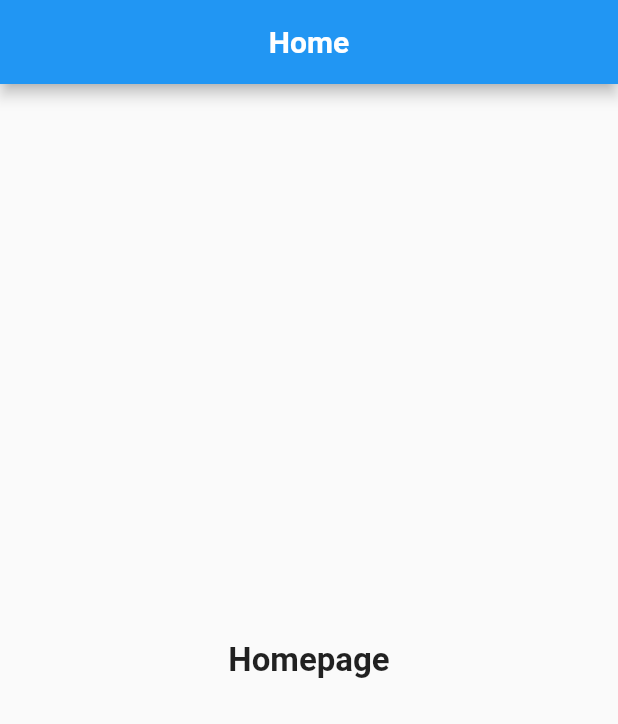
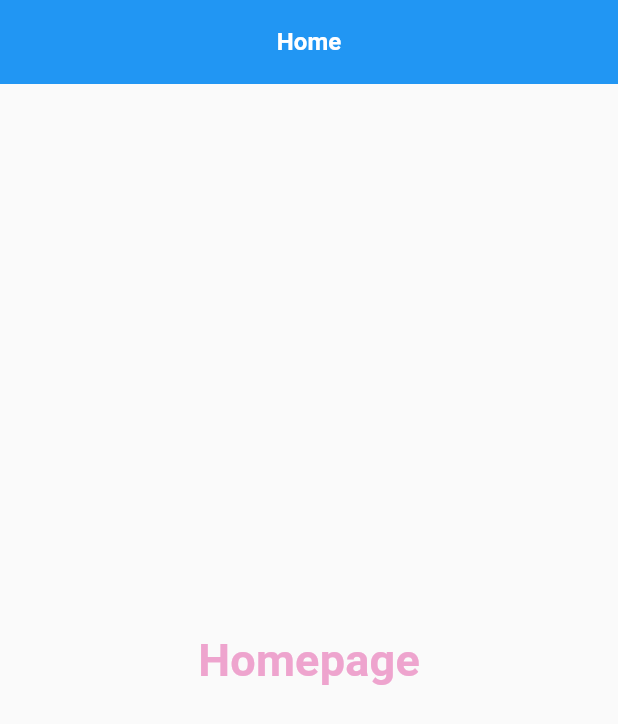
Before and after one commit to ismailSilkron/ojt_irfan, a Flutter app: the screen it shows after launch, on a phone screen of 412 x 824 dp. Shown: the top 724 px of the screen. Run offline on Flutter 3.47's test engine with Material 2 defaults, Android fonts, the phone set to English and light mode, and no system bars.

Commit message:
setup app theme

```diff
--- /dev/null
+++ b/lib/config/theme/app_pallete.dart
@@ -0,0 +1,17 @@
+import 'package:flutter/material.dart';
+
+class AppPallete {
+  static const Color pinkColor = Color(0XFFEEA4CE);
+  static const Color blueColor = Color(0XFF9DCEFF);
+  static const Color backgroundColor = Color.fromRGBO(24, 24, 32, 1);
+  static const Color gradient1 = Color.fromRGBO(187, 63, 221, 1);
+  static const Color gradient2 = Color.fromRGBO(251, 109, 169, 1);
+  static const Color gradient3 = Color.fromRGBO(255, 159, 124, 1);
+  static const Color borderColor = Color.fromRGBO(52, 51, 67, 1);
+  static const Color whiteColor = Colors.white;
+  static const Color grayColor = Colors.grey;
+  static const Color errorColor = Colors.redAccent;
+  static const Color transparentColor = Colors.transparent;
+
+  const AppPallete();
+}
--- /dev/null
+++ b/lib/config/theme/app_theme.dart
@@ -0,0 +1,52 @@
+import 'package:flutter/material.dart';
+import 'package:ojt_irfan/config/theme/app_pallete.dart';
+
+class AppTheme {
+  static ThemeData lightThemeMode(BuildContext context) =>
+      ThemeData.light().copyWith(
+        appBarTheme: _appBarTheme(context, Brightness.light),
+        textTheme: _textTheme(context, Brightness.light),
+      );
+
+  static ThemeData darkThemeMode(BuildContext context) =>
+      ThemeData.dark().copyWith(
+        scaffoldBackgroundColor: AppPallete.backgroundColor,
+        appBarTheme: _appBarTheme(context, Brightness.dark),
+        textTheme: _textTheme(context, Brightness.dark),
+      );
+
+  static AppBarTheme _appBarTheme(
+    BuildContext context,
+    Brightness brightness,
+  ) =>
+      AppBarTheme(
+        centerTitle: true,
+        elevation: 0,
+        titleTextStyle: TextStyle(
+          fontWeight: FontWeight.bold,
+          fontSize: 16,
+          color: brightness == Brightness.dark ? AppPallete.whiteColor : null,
+        ),
+      );
+
+  static TextTheme _textTheme(BuildContext context, Brightness brightness) {
+    final Color primaryColor = (brightness == Brightness.light)
+        ? AppPallete.pinkColor
+        : AppPallete.whiteColor;
+
+    return TextTheme(
+      titleMedium: TextStyle(
+        color: primaryColor,
+        fontSize: 16,
+        fontWeight: FontWeight.w500,
+        letterSpacing: 0.15,
+      ),
+      titleLarge: TextStyle(
+        color: primaryColor,
+        fontSize: 30,
+        fontWeight: FontWeight.bold,
+        letterSpacing: 0.15,
+      ),
+    );
+  }
+}
--- a/lib/main.dart
+++ b/lib/main.dart
@@ -1,4 +1,5 @@
 import 'package:flutter/material.dart';
+import 'package:ojt_irfan/config/theme/app_theme.dart';
 import 'package:ojt_irfan/screen/home/view/home_screen.dart';
 
 void main() {
@@ -11,8 +12,9 @@
   // This widget is the root of your application.
   @override
   Widget build(BuildContext context) {
-    return const MaterialApp(
-      home: HomeScreen(),
+    return MaterialApp(
+      home: const HomeScreen(),
+      theme: AppTheme.lightThemeMode(context),
       debugShowCheckedModeBanner: false,
     );
   }
--- a/lib/screen/home/home_helper.dart
+++ b/lib/screen/home/home_helper.dart
@@ -1,11 +1,5 @@
 part of './view/home_screen.dart';
 
 AppBar _homeAppBar(BuildContext context) => AppBar(
-      title: const Text(
-        "Home",
-        style: TextStyle(
-          fontWeight: FontWeight.bold,
-        ),
-      ),
-      centerTitle: true,
+      title: const Text("Home"),
     );
--- a/lib/screen/home/view/home_screen.dart
+++ b/lib/screen/home/view/home_screen.dart
@@ -14,13 +14,10 @@
   Widget build(BuildContext context) {
     return Scaffold(
       appBar: _homeAppBar(context),
-      body: const Center(
+      body: Center(
         child: Text(
           "Homepage",
-          style: TextStyle(
-            fontSize: 22,
-            fontWeight: FontWeight.bold,
-          ),
+          style: Theme.of(context).textTheme.titleLarge,
         ),
       ),
     );
```
